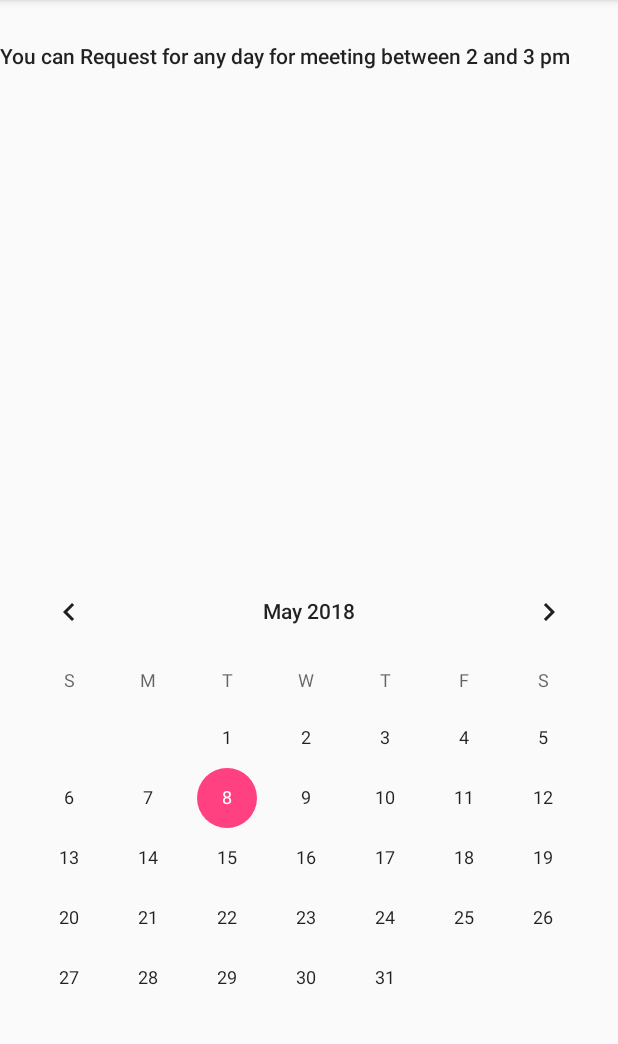
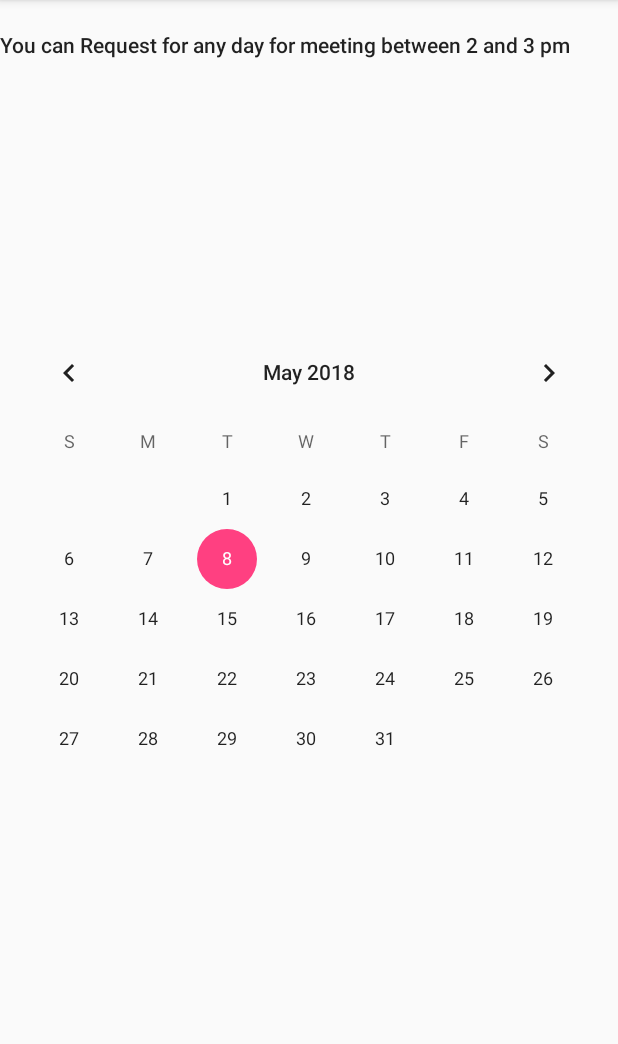
Before and after one commit to sumantamangg/Appointment, an Android app: the CalenderActivity screen opened directly, with no data from a screen before it, on a phone screen of 412 x 824 dp, the part 84-1128 px from its top. Run offline under Robolectric (Android 15) with nearby library versions, the phone set to English and light mode, and no system bars; our stand-ins replace Firebase (no records; nobody signed in at launch, a user with empty details on screens opened directly).

Commit message:
version update

```diff
--- a/app/src/main/java/com/suman/appointment/PopupshowActivity2.java
+++ b/app/src/main/java/com/suman/appointment/PopupshowActivity2.java
@@ -96,6 +96,7 @@ public class PopupshowActivity2 extends AppCompatActivity {
                     intent.putExtra("agenda",meetinginfo.get(finalI).agenda);
                     intent.putExtra("phone", userinfo.get(finalI).phone);
                     intent.putExtra("fd",fd);
+                    intent.putExtra("backbtn",getIntent().getStringExtra("backbtn"));
                     //meetinginfo.clear();
 //                    userinfo.clear();
                     startActivity(intent);
@@ -135,7 +136,6 @@ public class PopupshowActivity2 extends AppCompatActivity {
 
 
     }
-    //Log.i("testetes", "onDataChange: "+meetinginfo.get(0).state);
 
 
 }
--- a/app/src/main/res/layout/activity_calender.xml
+++ b/app/src/main/res/layout/activity_calender.xml
@@ -6,41 +6,29 @@
     android:layout_height="match_parent"
     tools:context="com.suman.appointment.CalenderActivity">
 
-    <TextView
-        android:id="@+id/temp1"
-        android:layout_width="wrap_content"
-        android:layout_height="wrap_content"
-        android:layout_marginBottom="8dp"
-        android:layout_marginEnd="8dp"
-        android:layout_marginStart="8dp"
-        android:layout_marginTop="8dp"
-        app:layout_constraintBottom_toBottomOf="parent"
-        app:layout_constraintEnd_toEndOf="parent"
-        app:layout_constraintHorizontal_bias="0.715"
-        app:layout_constraintStart_toStartOf="parent"
-        app:layout_constraintTop_toTopOf="parent"
-        app:layout_constraintVertical_bias="0.98" />
 
     <TextView
         android:id="@+id/textView7"
         android:layout_width="wrap_content"
         android:layout_height="wrap_content"
         android:layout_alignParentStart="true"
-        android:layout_below="@+id/temp1"
-        android:layout_marginTop="-8dp"
+        android:layout_alignParentTop="true"
+        android:layout_marginTop="20dp"
         android:text="You can Request for any day for meeting between 2 and 3 pm"
-        android:textAppearance="@style/TextAppearance.AppCompat.Body2" />
+        android:textAppearance="@style/TextAppearance.AppCompat.Body2"
+        app:layout_constraintTop_toTopOf="parent"
+        app:layout_constraintEnd_toEndOf="parent"/>
 
     <CalendarView
         android:id="@+id/calender_view"
         android:layout_width="match_parent"
         android:layout_height="wrap_content"
-        android:layout_alignParentBottom="true"
         android:layout_alignParentStart="true"
-        android:layout_marginBottom="56dp"
+        android:layout_centerVertical="true"
+        android:visibility="visible"
         app:layout_constraintBottom_toBottomOf="parent"
         app:layout_constraintEnd_toEndOf="parent"
-        app:layout_constraintStart_toStartOf="parent"
-        app:layout_constraintTop_toTopOf="parent" />
+        app:layout_constraintTop_toBottomOf="@id/textView7"
+        tools:layout_width="wrap_content" />
 
 </RelativeLayout>
--- a/app/src/main/res/layout/activity_requests_handle.xml
+++ b/app/src/main/res/layout/activity_requests_handle.xml
@@ -14,6 +14,7 @@
         android:layout_marginEnd="8dp"
         android:layout_marginStart="8dp"
         android:layout_marginTop="8dp"
+        android:visibility="visible"
         app:layout_constraintBottom_toBottomOf="parent"
         app:layout_constraintEnd_toEndOf="parent"
         app:layout_constraintStart_toStartOf="parent"
```
Also changed, not shown: app/src/main/java/com/suman/appointment/CalenderActivity.java (+14 -0 lines), app/src/main/java/com/suman/appointment/PopupActivity.java (+19 -5 lines), app/src/main/java/com/suman/appointment/PopupshowActivity3.java (+12 -6 lines), app/src/main/java/com/suman/appointment/RequestsHandleActivity.java (+7 -0 lines), app/src/main/java/com/suman/appointment/TempNavActivity.java (+7 -0 lines), app/src/main/java/com/suman/appointment/WeekActivity.java (+7 -1 lines), app/src/main/res/layout/activity_client_profile.xml (+20 -26 lines), app/src/main/res/layout/activity_popup.xml (+17 -18 lines), app/src/main/res/layout/activity_profile.xml (+23 -19 lines).
